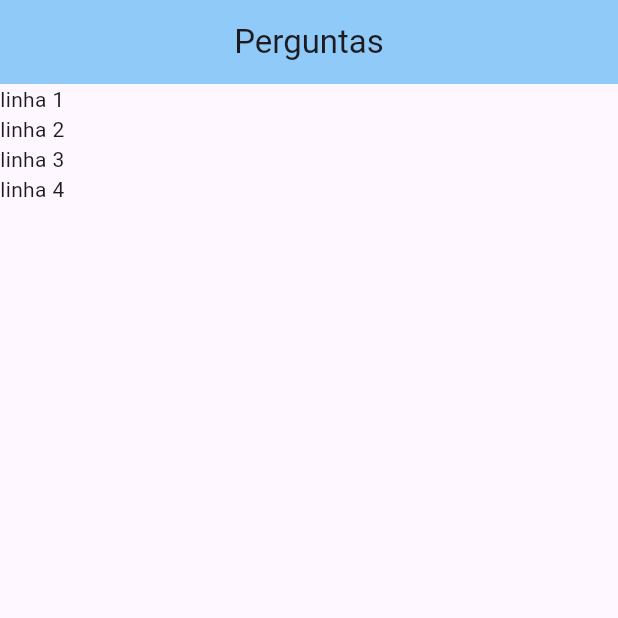
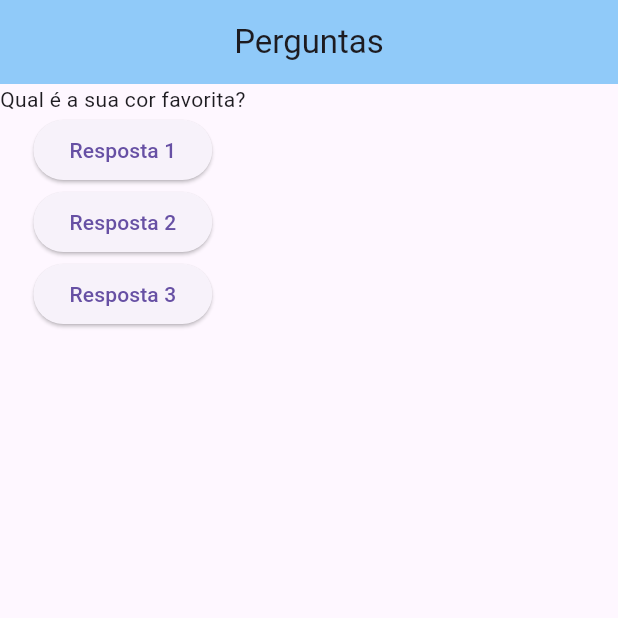
Before and after one commit to gabrielnavas/simple-ask-flutter, a Flutter app: the screen it shows after launch, on a phone screen of 412 x 824 dp, the top half of it. Run offline on Flutter 3.47's test engine with Material 3 defaults, Android fonts, the phone set to English and light mode, and no system bars.

Commit message:
using button and call on press

```diff
--- a/lib/main.dart
+++ b/lib/main.dart
@@ -3,6 +3,15 @@
 void main() => runApp(PerguntaApp());
 
 class PerguntaApp extends StatelessWidget {
+  final List<String> perguntas = [
+    'Qual é a sua cor favorita?',
+    'Qual é o seu animal favorito?',
+  ];
+
+  void responder() {
+    print('pergunta respondida');
+  }
+
   @override
   Widget build(BuildContext context) {
     return MaterialApp(
@@ -16,10 +25,19 @@
         ),
         body: Column(
           children: [
-            Text('linha 1'),
-            Text('linha 2'),
-            Text('linha 3'),
-            Text('linha 4'),
+            Text(perguntas.first),
+            ElevatedButton(
+              onPressed: responder,
+              child: Text('Resposta 1'),
+            ),
+            ElevatedButton(
+              onPressed: responder,
+              child: Text('Resposta 2'),
+            ),
+            ElevatedButton(
+              onPressed: responder,
+              child: Text('Resposta 3'),
+            ),
           ],
         ),
       ),
```
